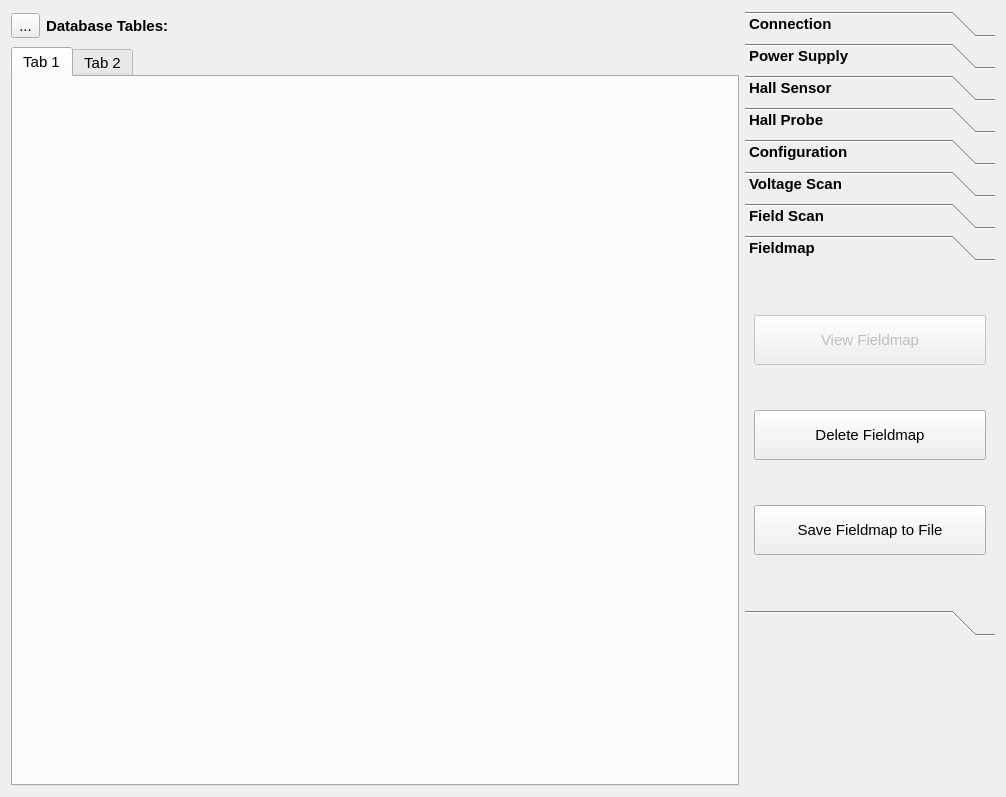
Before: the Qt Designer form hallbench/gui/ui/databasewidget.ui in lnls-ima/hall-bench-control, drawn with Qt 5.
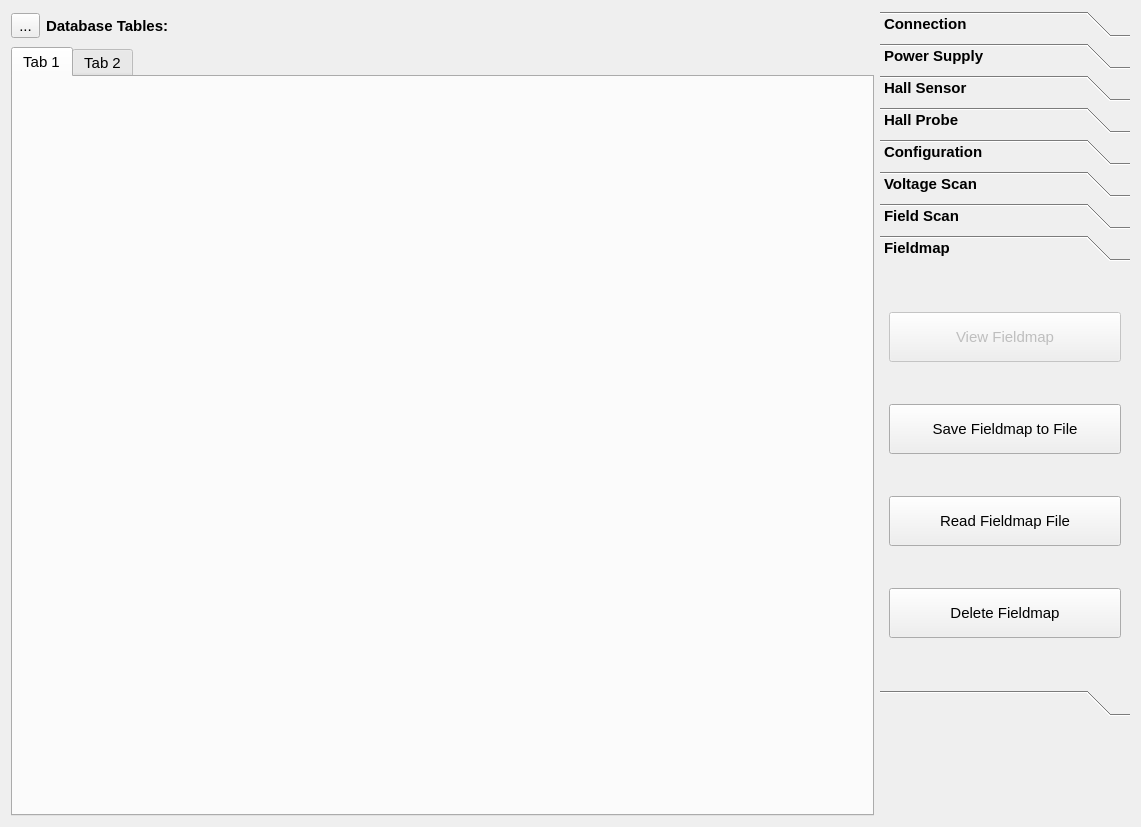
After: the same form once the commit is applied. The open tabs and pages were chosen to show the change. Icons and pictures are not drawn.

Commit message: Adding option to read files in database widget

The edit to the form file:
```diff
--- a/hallbench/gui/ui/databasewidget.ui
+++ b/hallbench/gui/ui/databasewidget.ui
@@ -6,8 +6,8 @@
    <rect>
     <x>0</x>
     <y>0</y>
-    <width>1006</width>
-    <height>797</height>
+    <width>1141</width>
+    <height>827</height>
    </rect>
   </property>
   <property name="font">
@@ -775,8 +775,8 @@
          <rect>
           <x>0</x>
           <y>0</y>
-          <width>205</width>
-          <height>180</height>
+          <width>250</width>
+          <height>422</height>
          </rect>
         </property>
         <attribute name="label">
@@ -816,32 +816,6 @@
           </widget>
          </item>
          <item row="1" column="0">
-          <widget class="QPushButton" name="delete_fieldmap_btn">
-           <property name="enabled">
-            <bool>true</bool>
-           </property>
-           <property name="minimumSize">
-            <size>
-             <width>0</width>
-             <height>50</height>
-            </size>
-           </property>
-           <property name="font">
-            <font>
-             <weight>50</weight>
-             <bold>false</bold>
-            </font>
-           </property>
-           <property name="text">
-            <string>Delete Fieldmap</string>
-           </property>
-           <property name="icon">
-            <iconset>
-             <normaloff>../../resources/img/delete.png</normaloff>../../resources/img/delete.png</iconset>
-           </property>
-          </widget>
-         </item>
-         <item row="2" column="0">
           <widget class="QPushButton" name="save_fieldmap_btn">
            <property name="enabled">
             <bool>true</bool>
@@ -873,6 +847,61 @@
            </property>
           </widget>
          </item>
+         <item row="2" column="0">
+          <widget class="QPushButton" name="read_fieldmap_btn">
+           <property name="minimumSize">
+            <size>
+             <width>0</width>
+             <height>50</height>
+            </size>
+           </property>
+           <property name="font">
+            <font>
+             <weight>50</weight>
+             <bold>false</bold>
+            </font>
+           </property>
+           <property name="text">
+            <string>Read Fieldmap File</string>
+           </property>
+           <property name="icon">
+            <iconset>
+             <normaloff>../../resources/img/database_add.png</normaloff>../../resources/img/database_add.png</iconset>
+           </property>
+           <property name="iconSize">
+            <size>
+             <width>20</width>
+             <height>20</height>
+            </size>
+           </property>
+          </widget>
+         </item>
+         <item row="3" column="0">
+          <widget class="QPushButton" name="delete_fieldmap_btn">
+           <property name="enabled">
+            <bool>true</bool>
+           </property>
+           <property name="minimumSize">
+            <size>
+             <width>0</width>
+             <height>50</height>
+            </size>
+           </property>
+           <property name="font">
+            <font>
+             <weight>50</weight>
+             <bold>false</bold>
+            </font>
+           </property>
+           <property name="text">
+            <string>Delete Fieldmap</string>
+           </property>
+           <property name="icon">
+            <iconset>
+             <normaloff>../../resources/img/delete.png</normaloff>../../resources/img/delete.png</iconset>
+           </property>
+          </widget>
+         </item>
         </layout>
        </widget>
        <widget class="QWidget" name="empty_pg">
@@ -901,7 +930,7 @@
        <property name="sizeHint" stdset="0">
         <size>
          <width>20</width>
-         <height>150</height>
+         <height>100</height>
         </size>
        </property>
       </spacer>
```
Left out of the diff: 249 changed lines with no effect on the pictures. The commit also changes 4 other files.
